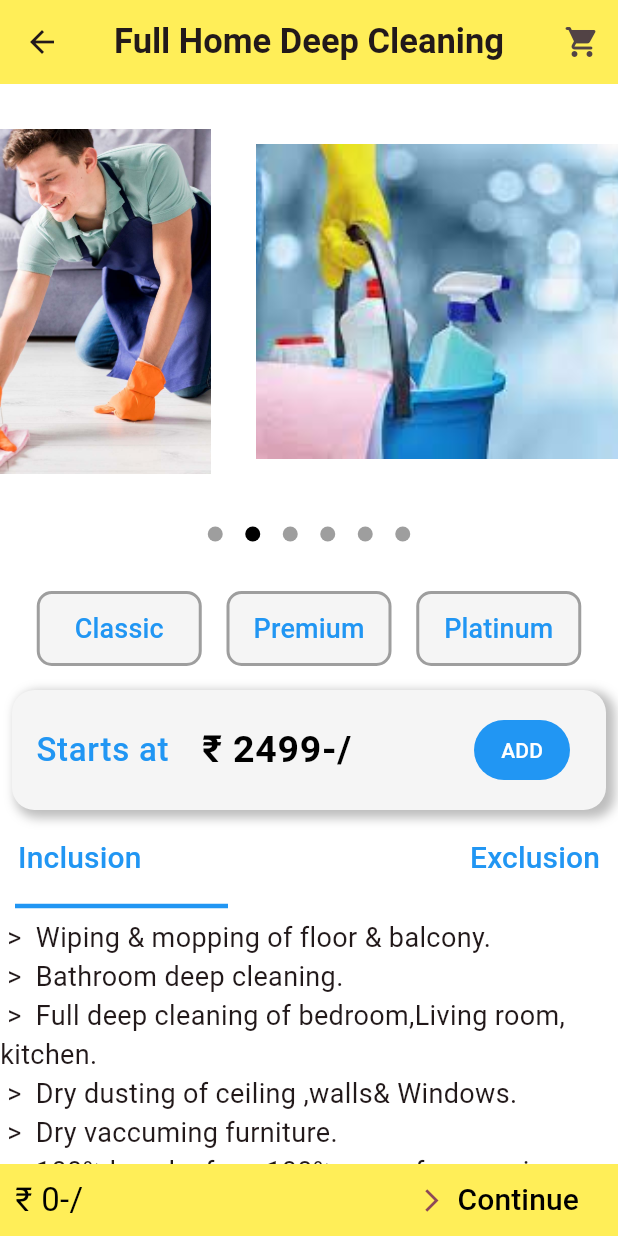
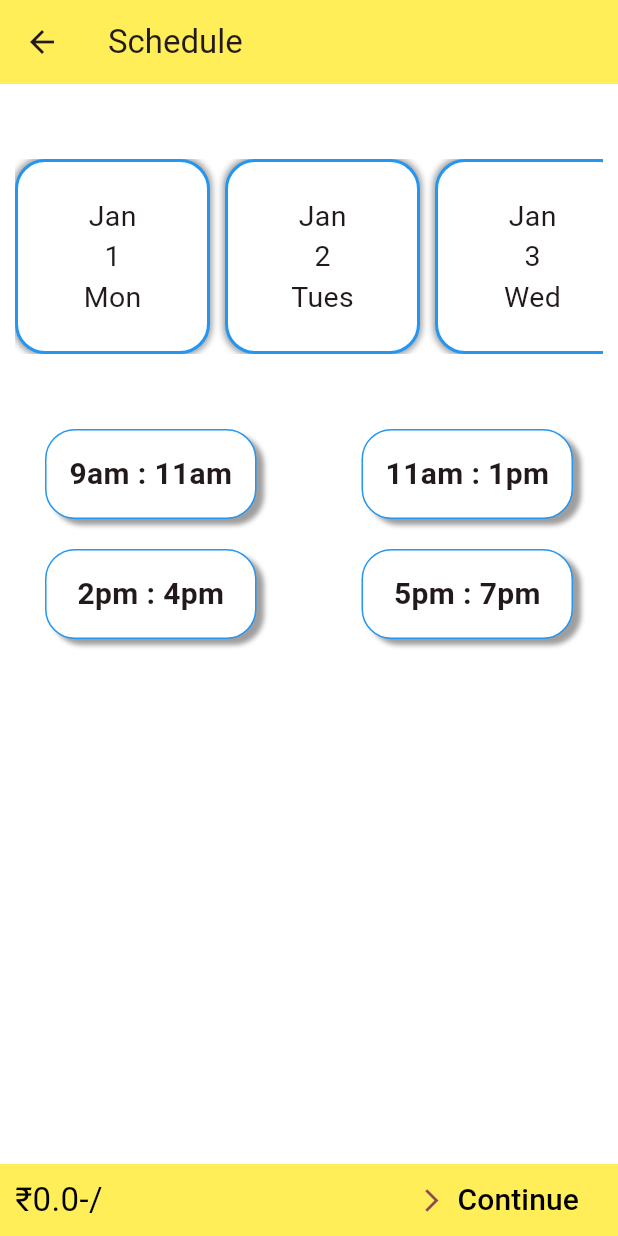
Before and after one commit to faizalfaizygithub/Mr-Clean-App, a Flutter app: the HouseCleanScreen screen opened by its route, after a tap on "Continue", on a phone screen of 412 x 824 dp. Run offline on Flutter 3.47's test engine with Material 3 defaults, Android fonts, the phone set to English and light mode, and no system bars.

Commit message:
schedule,review pages created

```diff
--- a/lib/application/services/AppText.dart
+++ b/lib/application/services/AppText.dart
@@ -7,7 +7,8 @@ class AppText extends StatelessWidget {
   Color? color;
   double? size;
 
-  AppText({required this.txt, this.fw, this.fs, this.color, this.size});
+  AppText(
+      {super.key, required this.txt, this.fw, this.fs, this.color, this.size});
 
   @override
   Widget build(BuildContext context) {
--- a/lib/application/widgets/houseCleaning.dart
+++ b/lib/application/widgets/main_pages/houseCleaning.dart
@@ -16,23 +16,23 @@ class HouseCleanScreen extends StatefulWidget {
 
 class _HouseCleanScreenState extends State<HouseCleanScreen> {
   bool _click = true;
+
   int _addamount = 0;
+  int get addamount => _addamount;
   int _amount = 2499;
-
-  bool enabledcolor = false;
+  int get amount => _amount;
 
   @override
   Widget build(BuildContext context) {
-    Widget container(
-      final String text,
-      final Function() acn,
-    ) {
+    final inclutiondatas = Provider.of<InclusionProvider>(context);
+    final exclutiondatas = Provider.of<ExclusionProvider>(context);
+
+    Widget container(final String types, final Function() acn) {
       return Container(
         decoration: BoxDecoration(
           borderRadius: BorderRadius.circular(10),
-          border: Border.all(
-              color: enabledcolor ? Colors.blue : Colors.grey, width: 2),
-          color: Colors.grey.shade100,
+          border: Border.all(color: Colors.grey, width: 2),
+          color: Colors.blue,
         ),
         alignment: Alignment.center,
         height: 50,
@@ -40,16 +40,14 @@ class _HouseCleanScreenState extends State<HouseCleanScreen> {
         child: TextButton(
           onPressed: acn,
           child: AppText(
-            txt: text,
+            txt: types,
             size: 18,
-            color: Colors.blue,
+            color: Colors.grey.shade100,
           ),
         ),
       );
     }
 
-    final inclutiondatas = Provider.of<InclusionProvider>(context);
-    final exclutiondatas = Provider.of<ExclusionProvider>(context);
     return Scaffold(
       appBar: AppBar(
         centerTitle: true,
@@ -79,8 +77,6 @@ class _HouseCleanScreenState extends State<HouseCleanScreen> {
                 () {
                   setState(() {
                     _amount = _amount = 2499;
-                    enabledcolor = !enabledcolor;
-                    enabledcolor ? Colors.blue : Colors.grey;
                   });
                 },
               ),
@@ -89,8 +85,6 @@ class _HouseCleanScreenState extends State<HouseCleanScreen> {
                 () {
                   setState(() {
                     _amount = _amount = 2799;
-                    enabledcolor = !enabledcolor;
-                    enabledcolor ? Colors.blue : Colors.grey;
                   });
                 },
               ),
@@ -99,11 +93,9 @@ class _HouseCleanScreenState extends State<HouseCleanScreen> {
                 () {
                   setState(() {
                     _amount = _amount = 2999;
-                    enabledcolor = !enabledcolor;
-                    enabledcolor ? Colors.blue : Colors.grey;
                   });
                 },
-              ),
+              )
             ],
           ),
         ),
@@ -249,7 +241,12 @@ class _HouseCleanScreenState extends State<HouseCleanScreen> {
                 color: Colors.black,
                 size: 20,
               ),
-              onPressed: () {},
+              onPressed: () {
+                setState(() {
+                  Navigator.pushNamed(context, 'scheduleScreen',
+                      arguments: {'price': _addamount});
+                });
+              },
               icon: Icon(Icons.arrow_forward_ios),
             )
           ],
--- /dev/null
+++ b/lib/application/widgets/main_pages/schedule.dart
@@ -0,0 +1,200 @@
+import 'package:clean_app/application/services/AppText.dart';
+import 'package:clean_app/application/widgets/Services.dart';
+import 'package:clean_app/application/widgets/timeschedule.dart';
+import 'package:flutter/material.dart';
+
+class SchedulePage extends StatefulWidget {
+  @override
+  State<SchedulePage> createState() => _SchedulePageState();
+}
+
+class _SchedulePageState extends State<SchedulePage> {
+  double? forSchedule;
+  int tappeddate = -1;
+  int _addamount = 0;
+  final daysList = [
+    'Mon',
+    'Tues',
+    'Wed',
+    'Theus',
+    'Fri',
+    'Sat',
+    'Sun',
+    'Mon',
+    'Tues',
+    'Wed',
+    'Theus',
+    'Fri',
+    'Sat',
+    'Sun',
+    'Mon',
+    'Tues',
+    'Wed',
+    'Theus',
+    'Fri',
+    'Sat',
+    'Sun',
+    'Mon',
+    'Tues',
+    'Wed',
+    'Theus',
+    'Fri',
+    'Sat',
+    'Sun',
+    'Mon',
+    'Tues',
+    'Wed',
+    'Theus',
+  ];
+  final daycount = [
+    1,
+    2,
+    3,
+    4,
+    5,
+    6,
+    7,
+    8,
+    9,
+    10,
+    11,
+    12,
+    13,
+    14,
+    15,
+    16,
+    17,
+    18,
+    19,
+    20,
+    21,
+    22,
+    23,
+    24,
+    25,
+    26,
+    27,
+    28,
+    29,
+    30,
+    31
+  ];
+
+  @override
+  Widget build(BuildContext context) {
+    final args =
+        ModalRoute.of(context)!.settings.arguments as Map<dynamic, dynamic>;
+
+    // Check and convert the 'price' value to double
+    dynamic priceValue = args['price'];
+
+    if (priceValue is int) {
+      forSchedule = priceValue.toDouble();
+    } else if (priceValue is double) {
+      forSchedule = priceValue;
+    } else {
+      // Handle other cases or provide a default value
+      forSchedule = 0.0;
+    }
+
+    return Scaffold(
+      appBar: AppBar(title: AppText(txt: 'Schedule')),
+      body: Padding(
+        padding: const EdgeInsets.only(top: 50.0, left: 10, right: 10),
+        child: Column(children: [
+          Container(
+            height: 130,
+            child: ListView.separated(
+              scrollDirection: Axis.horizontal,
+              itemBuilder: (
+                context,
+                index,
+              ) {
+                return InkWell(
+                  onTap: () {
+                    setState(() {
+                      tappeddate = index;
+                    });
+                  },
+                  child: Container(
+                    decoration: BoxDecoration(
+                      border: Border.all(
+                        color: tappeddate == index ? Colors.blue : Colors.blue,
+                        width: 2,
+                      ),
+                      borderRadius: BorderRadius.circular(20),
+                      color: tappeddate == index
+                          ? Colors.blue.shade300
+                          : Colors.white,
+                      boxShadow: const [
+                        BoxShadow(
+                          color: Colors.grey,
+                          spreadRadius: 1,
+                          blurRadius: 3,
+                        )
+                      ],
+                    ),
+                    width: 130,
+                    child: Column(
+                      mainAxisAlignment: MainAxisAlignment.center,
+                      children: [
+                        AppText(
+                          txt: 'Jan',
+                          size: 19,
+                        ),
+                        AppText(
+                          txt: daycount[index].toString(),
+                          size: 19,
+                        ),
+                        AppText(
+                          txt: daysList[index],
+                          size: 19,
+                        ),
+                      ],
+                    ),
+                  ),
+                );
+              },
+              itemCount: 31, // Set itemCount to the length of daysList
+              separatorBuilder: (context, index) {
+                return const SizedBox(
+                  width: 10,
+                );
+              },
+            ),
+          ),
+          gyap(heightgyap: 30),
+          Expanded(child: TimeSchedule()),
+        ]),
+      ),
+      bottomNavigationBar: Container(
+        padding: const EdgeInsets.only(left: 10, right: 10),
+        color: Colors.yellow.shade400,
+        child: Row(
+          mainAxisAlignment: MainAxisAlignment.spaceBetween,
+          children: [
+            AppText(
+              txt: '₹$forSchedule-/'.toString(),
+              color: Colors.black,
+              size: 22,
+            ),
+            TextButton.icon(
+              label: AppText(
+                txt: 'Continue',
+                color: Colors.black,
+                size: 20,
+              ),
+              onPressed: () {
+                setState(() {
+                  Navigator.pushNamed(context, 'reviewSceen',
+                      arguments: {'price': forSchedule});
+                });
+              },
+              icon: const Icon(Icons.arrow_forward_ios),
+            )
+          ],
+        ),
+      ),
+    );
+  }
+}
--- /dev/null
+++ b/lib/application/widgets/timeschedule.dart
@@ -0,0 +1,66 @@
+import 'package:clean_app/application/services/AppText.dart';
+import 'package:flutter/material.dart';
+
+class TimeSchedule extends StatefulWidget {
+  const TimeSchedule({super.key});
+
+  @override
+  State<TimeSchedule> createState() => _TimeScheduleState();
+}
+
+class _TimeScheduleState extends State<TimeSchedule> {
+  int tappedtime = -1;
+  final timeList = [
+    '9am : 11am',
+    '11am : 1pm',
+    '2pm : 4pm',
+    '5pm : 7pm',
+  ];
+  @override
+  Widget build(BuildContext context) {
+    return Padding(
+      padding: EdgeInsets.all(10),
+      child: GridView.builder(
+        gridDelegate: const SliverGridDelegateWithMaxCrossAxisExtent(
+          maxCrossAxisExtent: 300,
+          crossAxisSpacing: 50,
+          mainAxisExtent: 80,
+        ),
+        itemCount: timeList.length,
+        itemBuilder: (BuildContext context, indexx) {
+          return GestureDetector(
+            onTap: () {
+              setState(() {
+                tappedtime = indexx;
+              });
+            },
+            child: Padding(
+              padding: const EdgeInsets.all(10.0),
+              child: Container(
+                decoration: BoxDecoration(
+                    border: Border.all(color: Colors.blue, width: 1),
+                    borderRadius: BorderRadius.circular(20),
+                    color: tappedtime == indexx
+                        ? Colors.blue.shade300
+                        : Colors.white,
+                    boxShadow: const [
+                      BoxShadow(
+                          color: Colors.grey,
+                          offset: Offset(5, 4),
+                          blurRadius: 2),
+                    ]),
+                child: Center(
+                  child: AppText(
+                    txt: timeList[indexx],
+                    size: 20,
+                    fw: FontWeight.bold,
+                  ),
+                ),
+              ),
+            ),
+          );
+        },
+      ),
+    );
+  }
+}
--- /dev/null
+++ b/lib/data/provider/add_amount_provider.dart
@@ -0,0 +1,9 @@
+import 'package:flutter/material.dart';
+
+class CleaningPriceProvider extends ChangeNotifier {
+  int classicPrice = 2499;
+  void addClassicPrice() {
+    classicPrice.toInt();
+    ChangeNotifier();
+  }
+}
```
Also changed, not shown: lib/application/widgets/main_pages/review.dart (added, +209 -0 lines), lib/main.dart (+9 -3 lines), lib/application/widgets/main_pages/home.dart (renamed from lib/application/widgets/home.dart), lib/application/widgets/tab.dart (deleted).
